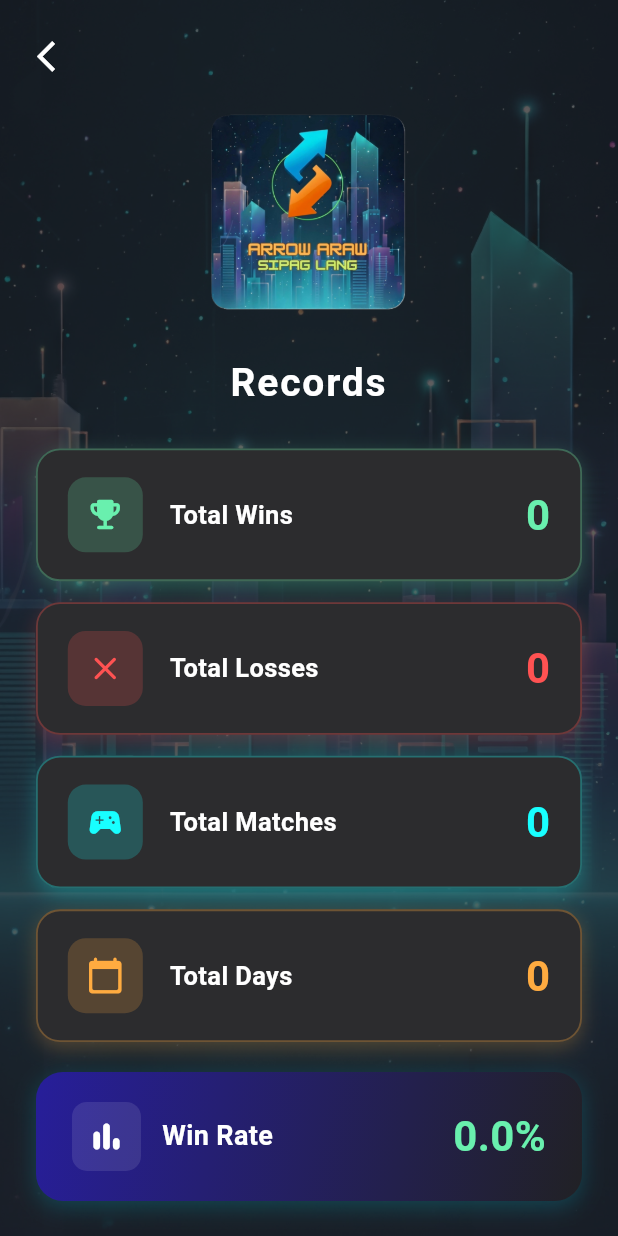
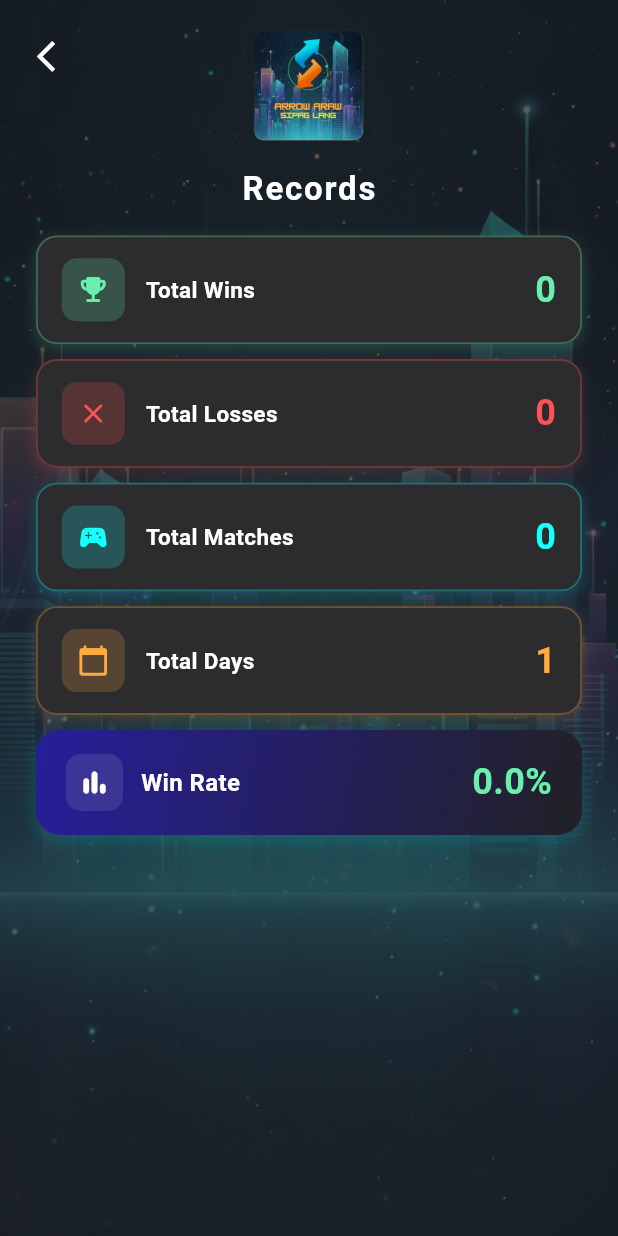
Before and after one commit to pidot-cat/Arrow_Araw_Sipag_Lang, a Flutter app: the HomeScreen screen opened by its route, after a tap on "RECORDS", on a phone screen of 412 x 824 dp. Run offline on Flutter 3.47's test engine with Material 3 defaults, Android fonts, the light colour scheme and no system bars; our stand-ins replace audioplayers, shared_preferences, supabase_flutter; accounts and stored records are empty.

Commit message:
Update: Restore gitignore and sync game providers

```diff
--- a/lib/providers/game_provider.dart
+++ b/lib/providers/game_provider.dart
@@ -46,18 +46,36 @@ class GameProvider with ChangeNotifier {
   }
 
   Future<void> _loadStats() async {
+    // Always read local prefs first — these are written synchronously before
+    // any async Supabase call, so they are always up-to-date.
     final prefs = await SharedPreferences.getInstance();
-    _stats = GameStatsModel(
+    final localStats = GameStatsModel(
       totalWins: prefs.getInt(AppConstants.keyTotalWins) ?? 0,
       totalLosses: prefs.getInt(AppConstants.keyTotalLosses) ?? 0,
       totalMatches: prefs.getInt(AppConstants.keyTotalMatches) ?? 0,
       totalDays: prefs.getInt(AppConstants.keyTotalDays) ?? 1,
     );
+    _stats = localStats;
     notifyListeners();
     try {
       final remoteStats = await SupabaseService.fetchGameStats();
       if (remoteStats != null) {
-        _stats = remoteStats;
+        // Merge: take the maximum value for each field to avoid overwriting
+        // local increments that haven't been flushed to Supabase yet.
+        _stats = GameStatsModel(
+          totalWins: remoteStats.totalWins > localStats.totalWins
+              ? remoteStats.totalWins
+              : localStats.totalWins,
+          totalLosses: remoteStats.totalLosses > localStats.totalLosses
+              ? remoteStats.totalLosses
+              : localStats.totalLosses,
+          totalMatches: remoteStats.totalMatches > localStats.totalMatches
+              ? remoteStats.totalMatches
+              : localStats.totalMatches,
+          totalDays: remoteStats.totalDays > localStats.totalDays
+              ? remoteStats.totalDays
+              : localStats.totalDays,
+        );
         await _saveLocalStats();
         notifyListeners();
       }
@@ -208,7 +226,18 @@ class GameProvider with ChangeNotifier {
     }
   }
 
-  Future<void> refreshStats() async => await _loadStats();
+  // refreshStats reads local prefs only — these are always up-to-date because
+  // _saveLocalStats() is called first before any async Supabase write.
+  Future<void> refreshStats() async {
+    final prefs = await SharedPreferences.getInstance();
+    _stats = GameStatsModel(
+      totalWins: prefs.getInt(AppConstants.keyTotalWins) ?? 0,
+      totalLosses: prefs.getInt(AppConstants.keyTotalLosses) ?? 0,
+      totalMatches: prefs.getInt(AppConstants.keyTotalMatches) ?? 0,
+      totalDays: prefs.getInt(AppConstants.keyTotalDays) ?? 1,
+    );
+    notifyListeners();
+  }
 
   void nextLevel() {
     if (_currentLevel < 10) initLevel(_currentLevel + 1);
--- a/lib/screens/home_screen.dart
+++ b/lib/screens/home_screen.dart
@@ -22,7 +22,7 @@ class _HomeScreenState extends State<HomeScreen> {
     super.initState();
     // Background music starts here (looped)
     WidgetsBinding.instance.addPostFrameCallback((_) {
-      _audioService.playMenuMusic();
+      _audioService.forcePlayMenuMusic();
     });
   }
 
--- a/lib/screens/records_screen.dart
+++ b/lib/screens/records_screen.dart
@@ -16,7 +16,6 @@ class _RecordsScreenState extends State<RecordsScreen> {
   @override
   void initState() {
     super.initState();
-    // Refresh stats from Supabase on open
     WidgetsBinding.instance.addPostFrameCallback((_) {
       context.read<GameProvider>().refreshStats();
     });
@@ -24,76 +23,57 @@ class _RecordsScreenState extends State<RecordsScreen> {
 
   @override
   Widget build(BuildContext context) {
-    final size = MediaQuery.of(context).size;
-
     return Scaffold(
       body: BackgroundWrapper(
         showBackButton: true,
         child: Consumer<GameProvider>(
           builder: (context, gameProvider, child) {
-            return SingleChildScrollView(
-              padding: const EdgeInsets.symmetric(horizontal: 24, vertical: 16),
+            return SafeArea(
+              child: Padding(
+                padding: const EdgeInsets.symmetric(horizontal: 24),
                 child: Column(
                   children: [
-                  // Standard top gap with logo
-                  SizedBox(height: size.height * 0.055),
-                  Image.asset(AppConstants.logoWithBg, width: 160, height: 160),
-                  const SizedBox(height: 16),
+                    const SizedBox(height: 12),
+                    Image.asset(AppConstants.logoWithBg, width: 90, height: 90),
+                    const SizedBox(height: 8),
                     const Text(
                       'Records',
                       style: TextStyle(
                         color: Colors.white,
-                      fontSize: 26,
+                        fontSize: 22,
                         fontWeight: FontWeight.bold,
                         letterSpacing: 1.2,
                       ),
-                    textAlign: TextAlign.center,
                     ),
-                  SizedBox(height: size.height * 0.03),
-                  _buildStatCard(
-                    context,
-                    'Total Wins',
+                    const SizedBox(height: 16),
+                    _buildStatCard('Total Wins',
                         gameProvider.stats.totalWins.toString(),
-                    Colors.greenAccent,
-                    Icons.emoji_events_rounded,
-                  ),
-                  const SizedBox(height: 14),
-                  _buildStatCard(
-                    context,
-                    'Total Losses',
+                        Colors.greenAccent, Icons.emoji_events_rounded),
+                    const SizedBox(height: 10),
+                    _buildStatCard('Total Losses',
                         gameProvider.stats.totalLosses.toString(),
-                    Colors.redAccent,
-                    Icons.close_rounded,
-                  ),
-                  const SizedBox(height: 14),
-                  _buildStatCard(
-                    context,
-                    'Total Matches',
+                        Colors.redAccent, Icons.close_rounded),
+                    const SizedBox(height: 10),
+                    _buildStatCard('Total Matches',
                         gameProvider.stats.totalMatches.toString(),
-                    Colors.cyanAccent,
-                    Icons.sports_esports_rounded,
-                  ),
-                  const SizedBox(height: 14),
-                  _buildStatCard(
-                    context,
-                    'Total Days',
+                        Colors.cyanAccent, Icons.sports_esports_rounded),
+                    const SizedBox(height: 10),
+                    _buildStatCard('Total Days',
                         gameProvider.stats.totalDays.toString(),
-                    Colors.orangeAccent,
-                    Icons.calendar_today_rounded,
-                  ),
-                  const SizedBox(height: 20),
+                        Colors.orangeAccent, Icons.calendar_today_rounded),
+                    const SizedBox(height: 10),
                     // Win Rate card
                     Container(
                       width: double.infinity,
                       padding: const EdgeInsets.symmetric(
-                        horizontal: 24, vertical: 20),
+                          horizontal: 20, vertical: 16),
                       decoration: BoxDecoration(
                         gradient: AppColors.primaryGradient,
-                      borderRadius: BorderRadius.circular(18),
+                        borderRadius: BorderRadius.circular(16),
                         boxShadow: [
                           BoxShadow(
                             color: Colors.cyan.withAlpha(60),
-                          blurRadius: 12,
+                            blurRadius: 10,
                             offset: const Offset(0, 4),
                           ),
                         ],
@@ -104,20 +84,20 @@ class _RecordsScreenState extends State<RecordsScreen> {
                           Row(
                             children: [
                               Container(
-                              padding: const EdgeInsets.all(10),
+                                padding: const EdgeInsets.all(8),
                                 decoration: BoxDecoration(
                                   color: Colors.white.withAlpha(26),
                                   borderRadius: BorderRadius.circular(10),
                                 ),
                                 child: const Icon(Icons.bar_chart_rounded,
-                                  color: Colors.white, size: 26),
+                                    color: Colors.white, size: 22),
                               ),
-                            const SizedBox(width: 14),
+                              const SizedBox(width: 12),
                               const Text(
                                 'Win Rate',
                                 style: TextStyle(
                                   color: Colors.white,
-                                fontSize: 18,
+                                  fontSize: 16,
                                   fontWeight: FontWeight.bold,
                                 ),
                               ),
@@ -127,15 +107,15 @@ class _RecordsScreenState extends State<RecordsScreen> {
                             '${gameProvider.stats.winRate.toStringAsFixed(1)}%',
                             style: const TextStyle(
                               color: Colors.greenAccent,
-                            fontSize: 28,
+                              fontSize: 24,
                               fontWeight: FontWeight.bold,
                             ),
                           ),
                         ],
                       ),
                     ),
-                  SizedBox(height: size.height * 0.04),
                   ],
+                ),
               ),
             );
           },
@@ -145,44 +125,39 @@ class _RecordsScreenState extends State<RecordsScreen> {
   }
 
   Widget _buildStatCard(
-    BuildContext context,
-    String label,
-    String value,
-    Color color,
-    IconData icon,
-  ) {
+      String label, String value, Color color, IconData icon) {
     return Container(
       width: double.infinity,
-      padding: const EdgeInsets.symmetric(horizontal: 20, vertical: 18),
+      padding: const EdgeInsets.symmetric(horizontal: 16, vertical: 14),
       decoration: BoxDecoration(
         color: AppColors.surface,
-        borderRadius: BorderRadius.circular(16),
+        borderRadius: BorderRadius.circular(14),
         border: Border.all(color: color.withAlpha(80), width: 1.2),
         boxShadow: [
           BoxShadow(
-            color: color.withAlpha(60),
-            blurRadius: 10,
-            offset: const Offset(0, 4),
+            color: color.withAlpha(50),
+            blurRadius: 8,
+            offset: const Offset(0, 3),
           ),
         ],
       ),
       child: Row(
         children: [
           Container(
-            padding: const EdgeInsets.all(12),
+            padding: const EdgeInsets.all(10),
             decoration: BoxDecoration(
               color: color.withAlpha(51),
-              borderRadius: BorderRadius.circular(12),
+              borderRadius: BorderRadius.circular(10),
             ),
-            child: Icon(icon, color: color, size: 26),
+            child: Icon(icon, color: color, size: 22),
           ),
-          const SizedBox(width: 18),
+          const SizedBox(width: 14),
           Expanded(
             child: Text(
               label,
               style: const TextStyle(
                 color: Colors.white,
-                fontSize: 17,
+                fontSize: 15,
                 fontWeight: FontWeight.w600,
               ),
             ),
@@ -191,7 +166,7 @@ class _RecordsScreenState extends State<RecordsScreen> {
             value,
             style: TextStyle(
               color: color,
-              fontSize: 28,
+              fontSize: 24,
               fontWeight: FontWeight.bold,
             ),
           ),
--- a/lib/services/audio_service.dart
+++ b/lib/services/audio_service.dart
@@ -6,8 +6,8 @@ class AudioService {
   factory AudioService() => _instance;
   AudioService._internal();
 
-  final AudioPlayer _musicPlayer = AudioPlayer();
-  final AudioPlayer _sfxPlayer   = AudioPlayer();
+  AudioPlayer _musicPlayer = AudioPlayer();
+  AudioPlayer _sfxPlayer   = AudioPlayer();
 
   bool _isMusicOn = true;
   bool _isSfxOn   = true;
@@ -47,10 +47,21 @@ class AudioService {
     _resumeTimer?.cancel();
     _gameMusicPaused = false;
     _currentMusic = 'menu';
-    await _musicPlayer.stop();
-    await _musicPlayer.setReleaseMode(ReleaseMode.loop);
-    if (_isMusicOn) {
-      await _musicPlayer.play(AssetSource('sounds/First-Music.mp3'));
+    try {
+      await _musicPlayer.stop();
+      await _musicPlayer.setReleaseMode(ReleaseMode.loop);
+      if (_isMusicOn) {
+        await _musicPlayer.play(AssetSource('sounds/First-Music.mp3'));
+      }
+    } catch (e) {
+      // AudioPlayer may be in a bad state after release; recreate and retry
+      try {
+        await _musicPlayer.dispose();
+      } catch (_) {}
+      // Re-init is not possible on a final field — reset via stop only
+      if (_isMusicOn) {
+        await _musicPlayer.play(AssetSource('sounds/First-Music.mp3'));
+      }
     }
   }
 
@@ -127,7 +138,7 @@ class AudioService {
     await playMenuMusic();
   }
 
-  // ── Stop all (logout) ─────────────────────────────────────────────────────
+  // ── Stop all (logout / screens that need silence) ────────────────────────
   void stopAll() {
     _resumeTimer?.cancel();
     _gameMusicPaused = false;
@@ -135,4 +146,11 @@ class AudioService {
     _musicPlayer.stop();
     _sfxPlayer.stop();
   }
+
+  // ── Force play menu music (ignores _currentMusic guard) ──────────────────
+  // Use this when returning to home from login/logout to ensure music starts.
+  Future<void> forcePlayMenuMusic() async {
+    _currentMusic = ''; // reset so playMenuMusic() won't skip
+    await playMenuMusic();
+  }
 }
```
Lines whose indentation alone changed are shown as unchanged.
